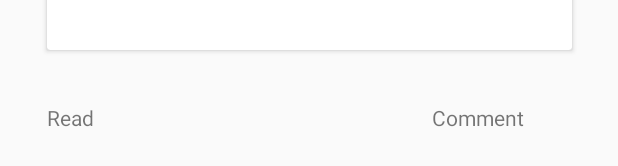
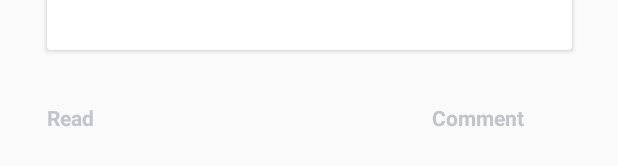
Before and after one commit to aadilahmed/IGN-Code-Foo-2019, an Android app: the layout article_item.xml on its own in the app's theme, with its tools: preview values and no code run, on a phone screen of 412 x 824 dp. Shown: the part 311-477 px from the top of the screen. Run offline under Robolectric (Android 15) with nearby library versions, the phone set to English and light mode, and no system bars.

Commit message:
feat: Added UI fixes to Videos tab

```diff
--- a/CodeFooAndroidApp/app/src/main/res/layout/activity_main.xml
+++ b/CodeFooAndroidApp/app/src/main/res/layout/activity_main.xml
@@ -26,7 +26,8 @@
         app:tabSelectedTextColor="@color/colorPrimaryDark"
         app:tabIndicatorHeight="4dp"
         app:tabIndicatorFullWidth="false"
-        android:elevation="8dp"/>
+        app:tabTextAppearance="@style/TabLayoutTextAppearance"
+        android:elevation="6dp"/>
 
     <android.support.v4.view.ViewPager
         android:id="@+id/pager"
--- a/CodeFooAndroidApp/app/src/main/res/layout/article_item.xml
+++ b/CodeFooAndroidApp/app/src/main/res/layout/article_item.xml
@@ -27,7 +27,7 @@
         app:layout_constraintEnd_toEndOf="parent"
         app:layout_constraintStart_toStartOf="parent"
         app:layout_constraintTop_toTopOf="parent"
-        card_view:cardCornerRadius="4dp">
+        card_view:cardCornerRadius="12dp">
 
         <ImageView
             android:id="@+id/article_thumbnail"
@@ -41,10 +41,11 @@
         android:id="@+id/description_tv"
         android:layout_width="350dp"
         android:layout_height="wrap_content"
+        android:layout_margin="8dp"
         app:layout_constraintEnd_toEndOf="parent"
         app:layout_constraintStart_toStartOf="parent"
         app:layout_constraintTop_toBottomOf="@id/thumbnail_frame"
-        android:layout_margin="8dp"/>
+        android:textColor="@color/description_color"/>
 
     <TextView
         android:id="@+id/article_link"
@@ -53,6 +54,8 @@
         android:layout_marginTop="8dp"
         android:layout_marginBottom="8dp"
         android:text="@string/article_link_title"
+        android:textColor="@color/not_selected"
+        android:textStyle="bold"
         app:layout_constraintBottom_toBottomOf="parent"
         app:layout_constraintStart_toStartOf="@+id/description_tv"
         app:layout_constraintTop_toBottomOf="@id/description_tv" />
@@ -65,6 +68,8 @@
         android:layout_marginRight="32dp"
         android:layout_marginTop="8dp"
         android:text="@string/comment_label"
+        android:textColor="@color/not_selected"
+        android:textStyle="bold"
         app:layout_constraintEnd_toEndOf="@+id/description_tv"
         app:layout_constraintTop_toBottomOf="@id/description_tv" />
 
@@ -77,6 +82,8 @@
         android:layout_marginEnd="8dp"
         android:layout_marginRight="8dp"
         android:layout_marginTop="8dp"
+        android:textColor="@color/comment_count_color"
+        android:textStyle="bold"
         app:layout_constraintEnd_toEndOf="@+id/description_tv"
         app:layout_constraintStart_toEndOf="@+id/comment_label_tv"
         app:layout_constraintTop_toBottomOf="@id/description_tv" />
@@ -87,6 +94,7 @@
         android:layout_height="wrap_content"
         android:layout_marginTop="16dp"
         android:textColor="@color/colorPrimaryDark"
+        android:textStyle="bold"
         app:layout_constraintBottom_toTopOf="@id/article_title"
         app:layout_constraintStart_toStartOf="@id/article_title"
         app:layout_constraintTop_toTopOf="parent" />
--- a/CodeFooAndroidApp/app/src/main/res/layout/articles_fragment.xml
+++ b/CodeFooAndroidApp/app/src/main/res/layout/articles_fragment.xml
@@ -3,4 +3,4 @@
     android:id="@+id/rv_results_list"
     android:layout_width="match_parent"
     android:layout_height="wrap_content"
-    android:layout_margin="32dp" />
+    android:background="@color/colorPrimary"/>
--- a/CodeFooAndroidApp/app/src/main/res/layout/videos_fragment.xml
+++ b/CodeFooAndroidApp/app/src/main/res/layout/videos_fragment.xml
@@ -3,8 +3,4 @@
     android:id="@+id/rv_videos_list"
     android:layout_width="match_parent"
     android:layout_height="wrap_content"
-    android:layout_marginStart="8dp"
-    android:layout_marginLeft="8dp"
-    android:layout_marginTop="8dp"
-    android:layout_marginEnd="8dp"
-    android:layout_marginRight="8dp" />
+    android:background="@color/colorPrimary"/>
--- a/CodeFooAndroidApp/app/src/main/res/values/colors.xml
+++ b/CodeFooAndroidApp/app/src/main/res/values/colors.xml
@@ -5,4 +5,6 @@
     <color name="colorAccent">#BF1313</color>
     <color name="not_selected">#C2C3CD</color>
     <color name="article_title_color">#212121</color>
+    <color name="comment_count_color">#5197CC</color>
+    <color name="description_color">#999999</color>
 </resources>
--- a/CodeFooAndroidApp/app/src/main/res/values/styles.xml
+++ b/CodeFooAndroidApp/app/src/main/res/values/styles.xml
@@ -8,4 +8,10 @@
         <item name="colorAccent">@color/colorAccent</item>
     </style>
 
+    <style name="TabLayoutTextAppearance" parent="TextAppearance.AppCompat.Widget.ActionBar.Title.Inverse">
+        <item name="android:textSize">16sp</item>
+        <item name="android:textAllCaps">true</item>
+        <item name="android:textStyle">bold</item>
+    </style>
+
 </resources>
```
Also changed, not shown: CodeFooAndroidApp/app/src/main/java/com/example/code_foo_android_app/VideoAdapter.java (+21 -1 lines), CodeFooAndroidApp/app/src/main/res/layout/video_item.xml (+23 -17 lines).
